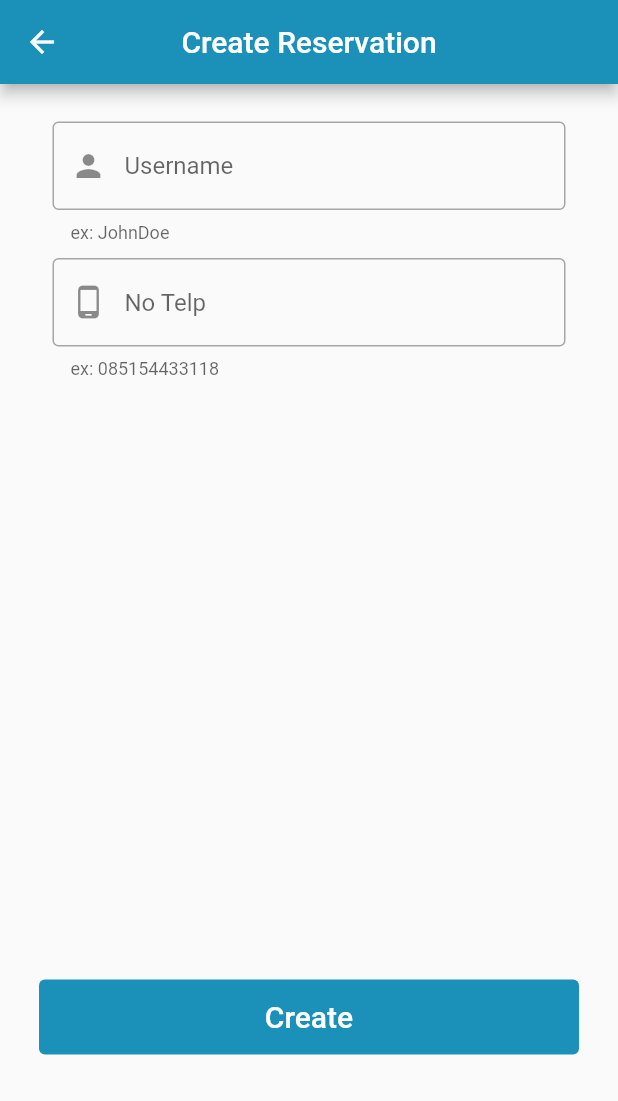
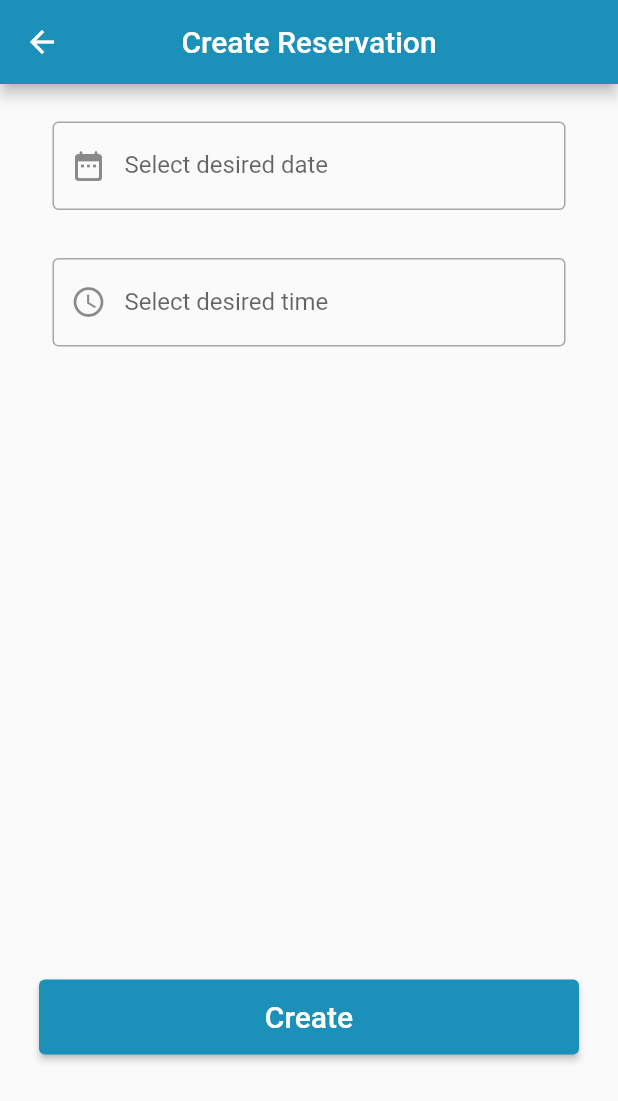
Before and after one commit to Allv16/UGD_UI-Widget, a Flutter app: the ReservationForm screen opened directly, on a phone screen of 412 x 824 dp. Shown: the top 1101 px of the screen. Run offline on Flutter 3.47's test engine with Material 2 defaults, Android fonts, the phone set to English and light mode, and no system bars; our stand-ins replace fluttertoast, shared_preferences, sqflite; accounts and stored records are empty.

Commit message:
fixing up --alvian

```diff
--- a/lib/View/home.dart
+++ b/lib/View/home.dart
@@ -1,5 +1,6 @@
 import 'package:flutter/material.dart';
 import 'package:ugd_ui_widget/View/profile.dart';
+import 'my_reservation.dart';
 
 class HomeView extends StatefulWidget {
   const HomeView({super.key});
@@ -25,7 +26,7 @@ class _HomeViewState extends State<HomeView> {
       Navigator.push(
         context,
         MaterialPageRoute(
-          builder: (context) => ProfileView(),
+          builder: (context) => MyReservation(),
         ),
       );
     } else if (index == 2) {
--- a/lib/View/my_reservation.dart
+++ b/lib/View/my_reservation.dart
@@ -15,7 +15,6 @@ class _MyReservationState extends State<MyReservation> {
       appBar: AppBar(
         title: Text('My Reservation'),
         centerTitle: true,
-        leading: Icon(Icons.arrow_back_ios_new_rounded),
       ),
       floatingActionButton: FloatingActionButton(
         onPressed: () => {
--- a/lib/View/reservation_form.dart
+++ b/lib/View/reservation_form.dart
@@ -10,8 +10,8 @@ class ReservationForm extends StatefulWidget {
 
 class ReservationFormState extends State<ReservationForm> {
   final _formKey = GlobalKey<FormState>();
-  TextEditingController usernameController = TextEditingController();
-  TextEditingController notelpController = TextEditingController();
+  TextEditingController dateController = TextEditingController();
+  TextEditingController timeController = TextEditingController();
   @override
   Widget build(BuildContext context) {
     return Scaffold(
@@ -29,36 +29,34 @@ class ReservationFormState extends State<ReservationForm> {
               SizedBox(
                 height: 15,
               ),
-              InputForm(
-                  controller: usernameController,
+              DatePicker(
+                validasi: (value) {
+                  if (value == null || value.isEmpty) {
+                    return "Date cannot be empty";
+                  }
+                },
+                controller: dateController,
+                hintTxt: "Select desired date",
+                helperTxt: "",
+                iconData: Icons.date_range_rounded,
+              ),
+              TimePicker(
                   validasi: (value) {
                     if (value == null || value.isEmpty) {
-                      return "Username cannot be empty";
-                    }
-                    if (value.contains('anjing')) {
-                      return "Username cannout contain harmful words";
+                      return "Select the desired time";
                     }
                   },
-                  hintTxt: "Username",
-                  helperTxt: "ex: JohnDoe",
-                  iconData: Icons.person),
-              InputForm(
-                  validasi: ((p0) {
-                    if (p0 == null || p0.isEmpty) {
-                      return 'Nomor Telepon tidak boleh kosong';
-                    }
-
-                    return null;
-                  }),
-                  controller: notelpController,
-                  hintTxt: "No Telp",
-                  helperTxt: "ex: 085154433118",
-                  iconData: Icons.phone_android),
+                  controller: timeController,
+                  hintTxt: "Select desired time",
+                  helperTxt: "",
+                  iconData: Icons.access_time),
               SizedBox(
                 height: 400,
               ),
               ElevatedButton(
-                onPressed: null,
+                onPressed: () {
+                  if (_formKey.currentState!.validate()) {}
+                },
                 style: ButtonStyle(
                     minimumSize:
                         MaterialStateProperty.all<Size>(const Size(360, 50))),
--- a/lib/component/form_component.dart
+++ b/lib/component/form_component.dart
@@ -123,3 +123,62 @@ class _DatePickerState extends State<DatePicker> {
     );
   }
 }
+
+class TimePicker extends StatefulWidget {
+  final Function(String?) validasi;
+  final TextEditingController controller;
+  final String hintTxt;
+  final String helperTxt;
+  final IconData iconData;
+
+  TimePicker({
+    required this.validasi,
+    required this.controller,
+    required this.hintTxt,
+    required this.helperTxt,
+    required this.iconData,
+  });
+
+  @override
+  State<TimePicker> createState() => _TimePickerState();
+}
+
+class _TimePickerState extends State<TimePicker> {
+  TimeOfDay selectedTime = TimeOfDay.now();
+  @override
+  Widget build(BuildContext context) {
+    return Padding(
+      padding: const EdgeInsets.only(left: 20, right: 20, top: 10),
+      child: SizedBox(
+        child: TextFormField(
+          readOnly: true,
+          validator: (value) => widget.validasi(value),
+          autofocus: false,
+          controller: widget.controller,
+          decoration: InputDecoration(
+            border: const OutlineInputBorder(),
+            prefixIcon: Icon(widget.iconData),
+            labelText: widget.hintTxt,
+            helperText: widget.helperTxt,
+          ),
+          onTap: () async {
+            final TimeOfDay? timeOfDay = await showTimePicker(
+                context: context, initialTime: selectedTime);
+
+            if (timeOfDay != null) {
+              setState(() {
+                String formattedTime =
+                    "${timeOfDay.hour}:${timeOfDay.minute.toString().padLeft(2, '0')}";
+                widget.controller.text = formattedTime;
+              });
+            } else {
+              setState(() {
+                widget.controller.text = '';
+              });
+            }
+          },
+        ),
+      ),
+    );
+  }
+}
```
Also changed, not shown: lib/main.dart (+4 -3 lines).
